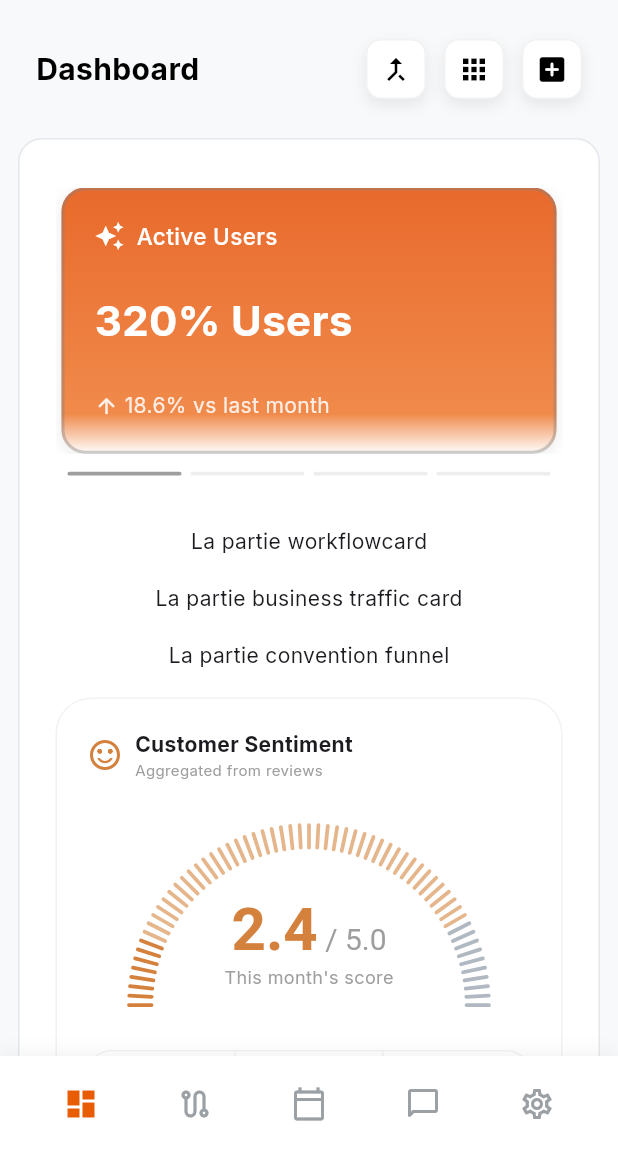
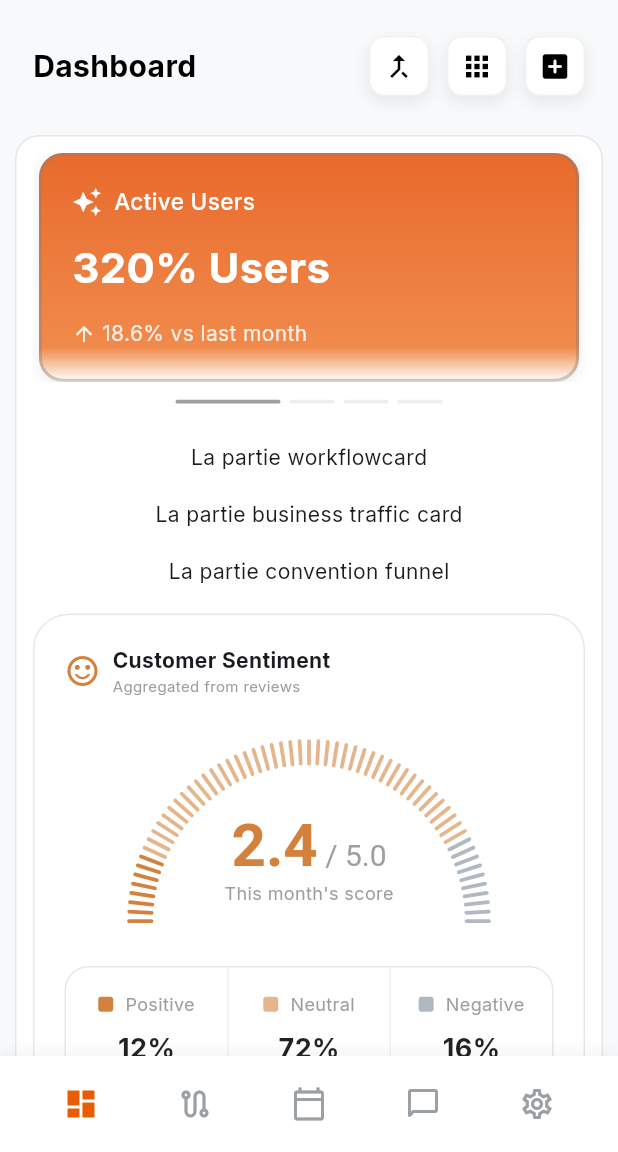
Before and after one commit to HE11032006/Mare_Flutter, a Flutter app: the screen it shows after launch, on a phone screen of 412 x 824 dp, the part 84-1236 px from its top. Run offline on Flutter 3.47's test engine with Material 3 defaults, Android fonts, the phone set to English and light mode, and no system bars; drawn by our look-alikes of flutter_animate; our stand-ins replace google_fonts.

Commit message:
Ajout de quelques modifications

```diff
--- a/lib/providers/providers.dart
+++ b/lib/providers/providers.dart
@@ -1,8 +1,6 @@
 import 'package:flutter/foundation.dart';
 import '../models/dashboardModels.dart';
-/// Dashboard state provider
-/// Principle: Single Responsibility - Only manages dashboard state
-/// Principle: Dependency Inversion - Depends on IDashboardService abstraction
+
 class DashboardProvider extends ChangeNotifier {
   // State
   int _currentNavIndex = 0;
--- a/lib/screens/dashboard.dart
+++ b/lib/screens/dashboard.dart
@@ -35,7 +35,7 @@ class DashboardScreen extends StatelessWidget {
       body: SafeArea(
         child: SingleChildScrollView(
           child: Padding(
-            padding: const EdgeInsets.all(12.0),
+            padding: const EdgeInsets.all(10),
             child: Column(
               children: [
                 _buildHeaderSection(context),
@@ -43,7 +43,7 @@ class DashboardScreen extends StatelessWidget {
 
                 Container(
                   width: double.infinity,
-
+                  padding: const EdgeInsets.all(11),
                   constraints: BoxConstraints(
                     minHeight: MediaQuery.of(context).size.height * 0.8,
                   ),
@@ -53,7 +53,7 @@ class DashboardScreen extends StatelessWidget {
                     border: Border.all(color: AppColors.border),
 
                   ),
-                  padding: const EdgeInsets.all(24),
+
                   child: Column(
                     children: [
 
--- a/lib/widget/cards/customer_sentiment_card.dart
+++ b/lib/widget/cards/customer_sentiment_card.dart
@@ -22,7 +22,8 @@ class CustomerSentimentCard extends StatelessWidget {
       decoration: BoxDecoration(
         color: Colors.white,
         borderRadius: BorderRadius.circular(24),
-        border: Border.all(color: Colors.black.withOpacity(0.05)),
+        //border: Border.all(color: Colors.black.withOpacity(0.05)),
+        border: Border.fromBorderSide(BorderSide(color: AppColors.border)),
       ),
       child: Column(
         children: [
@@ -95,7 +96,7 @@ class CustomerSentimentCard extends StatelessWidget {
     // L'encadré gris clair autour des stats
     decoration: BoxDecoration(
       borderRadius: BorderRadius.circular(16),
-      border: Border.all(color: Colors.black.withOpacity(0.05)),
+      border: Border.fromBorderSide(BorderSide(color: AppColors.border)),
     ),
     child: IntrinsicHeight( // Permet aux séparateurs de prendre toute la hauteur
       child: Row(
@@ -136,6 +137,7 @@ class CustomerSentimentCard extends StatelessWidget {
               decoration: BoxDecoration(
                 color: color,
                 borderRadius: BorderRadius.circular(2), // Carré légèrement arrondi
+
               ),
             ),
             const SizedBox(width: 8),
--- a/lib/widget/cards/efficiency_slide_card.dart
+++ b/lib/widget/cards/efficiency_slide_card.dart
@@ -19,8 +19,7 @@ class _EfficiencySlideCardState extends State<EfficiencySlideCard> {
     final slides = context.watch<DashboardProvider>().efficiencySlides;
 
     return Container(
-      height: 200,
-      margin: const EdgeInsets.symmetric(horizontal: 0, vertical: 8),
+      height: 175,
       child: Column(
         children: [
           Expanded(
@@ -142,10 +141,19 @@ class _EfficiencySlideCardState extends State<EfficiencySlideCard> {
 
   Widget _buildPageIndicator(int index) {
     bool isActive = currentPage == index;
+    final screenWidth = MediaQuery.of(context).size.width;
+
+    // ici on récupère le nombre de slide dans le providers pour rendre dynamique tout ça
+    final slidesCount = Provider.of<DashboardProvider>(context, listen: false).efficiencySlides.length;
+
+    // ici on récupère l'espace disponible en prenant la largeur de l'ecran - la marge
+    double dynamicWidth = (screenWidth - 80) / (slidesCount > 0 ? slidesCount : 1);
+
+    // cette partie on a du reduire la taille du pageIndicator et rendre ça dynamique pour chaque taille d'ecran
     return AnimatedContainer(
       duration: const Duration(milliseconds: 150),
       curve: Curves.easeInOut,
-      width: 76,
+      width: isActive ? dynamicWidth.clamp(50.0, 70.0) : (dynamicWidth * 0.5).clamp(8.0, 30.0),
       height: 2.5,
       margin: const EdgeInsets.symmetric(horizontal: 3),
       decoration: BoxDecoration(
```
